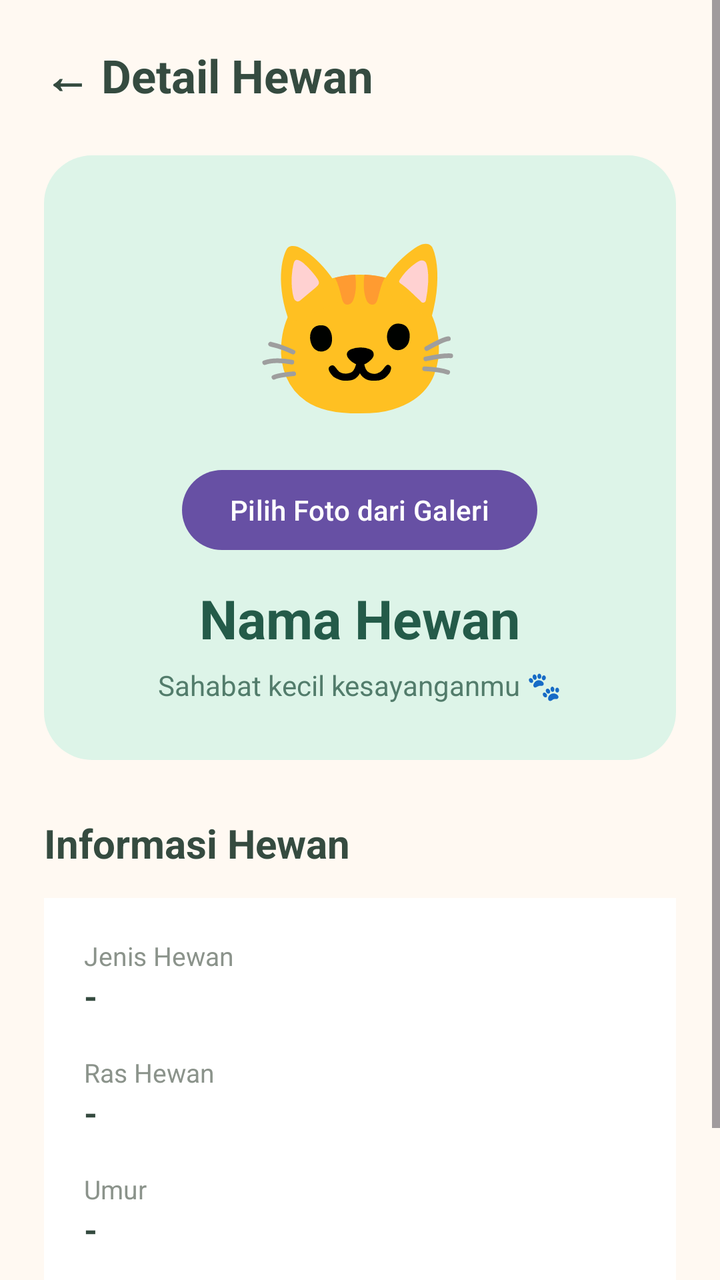
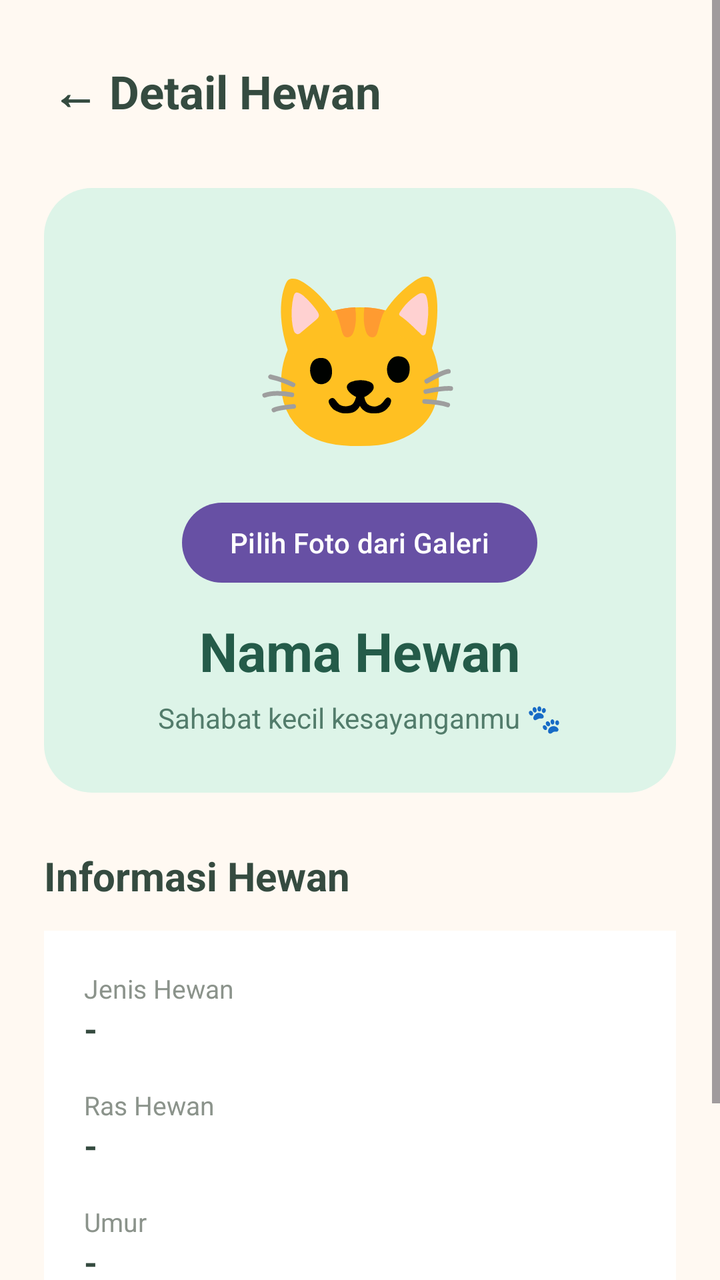

Screens rendered from an Android XML layout before and after an edit, with the pre-edit source and the edit as a unified diff.
<!-- AndroidManifest.xml: application theme Theme.PetCare -->
<!-- res/layout/activity_pet_detail.xml -->
<?xml version="1.0" encoding="utf-8"?>
<ScrollView xmlns:android="http://schemas.android.com/apk/res/android"
    android:layout_width="match_parent"
    android:layout_height="match_parent"
    android:background="#FFF9F2"
    android:fillViewport="true">

    <LinearLayout
        android:layout_width="match_parent"
        android:layout_height="wrap_content"
        android:orientation="vertical"
        android:padding="22dp">

        <TextView
            android:layout_width="wrap_content"
            android:layout_height="wrap_content"
            android:text="← Detail Hewan"
            android:textColor="#354B40"
            android:textSize="23sp"
            android:textStyle="bold"
            android:layout_marginBottom="24dp" />

        <LinearLayout
            android:layout_width="match_parent"
            android:layout_height="wrap_content"
            android:orientation="vertical"
            android:gravity="center"
            android:padding="28dp"
            android:background="@drawable/bg_header_petcare">

            <TextView
                android:id="@+id/tvPetEmoji"
                android:layout_width="wrap_content"
                android:layout_height="wrap_content"
                android:text="🐱"
                android:textSize="85sp" />
            <ImageView
                android:id="@+id/ivPetPhoto"
                android:layout_width="180dp"
                android:layout_height="180dp"
                android:layout_marginTop="16dp"
                android:scaleType="centerCrop"
                android:visibility="gone"
                android:contentDescription="Foto hewan" />

            <Button
                android:id="@+id/btnChoosePhoto"
                android:layout_width="wrap_content"
                android:layout_height="wrap_content"
                android:layout_marginTop="12dp"
                android:text="Pilih Foto dari Galeri"
                android:textAllCaps="false" />

            <TextView
                android:id="@+id/tvDetailName"
                android:layout_width="wrap_content"
                android:layout_height="wrap_content"
                android:text="Nama Hewan"
                android:textColor="#245B49"
                android:textSize="27sp"
                android:textStyle="bold"
                android:layout_marginTop="12dp" />

            <TextView
                android:layout_width="wrap_content"
                android:layout_height="wrap_content"
                android:text="Sahabat kecil kesayanganmu 🐾"
                android:textColor="#527C6B"
                android:textSize="14sp"
                android:layout_marginTop="6dp" />

        </LinearLayout>

        <TextView
            android:layout_width="wrap_content"
            android:layout_height="wrap_content"
            android:text="Informasi Hewan"
            android:textColor="#354B40"
            android:textSize="20sp"
            android:textStyle="bold"
            android:layout_marginTop="28dp"
            android:layout_marginBottom="14dp" />

        <LinearLayout
            android:layout_width="match_parent"
            android:layout_height="wrap_content"
            android:orientation="vertical"
            android:padding="20dp"
            android:background="#FFFFFF">

            <TextView
                android:layout_width="wrap_content"
                android:layout_height="wrap_content"
                android:text="Jenis Hewan"
                android:textColor="#8B938B"
                android:textSize="13sp" />

            <TextView
                android:id="@+id/tvDetailType"
                android:layout_width="match_parent"
                android:layout_height="wrap_content"
                android:text="-"
                android:textColor="#354B40"
                android:textSize="17sp"
                android:textStyle="bold"
                android:layout_marginBottom="18dp" />

            <TextView
                android:layout_width="wrap_content"
                android:layout_height="wrap_content"
                android:text="Ras Hewan"
                android:textColor="#8B938B"
                android:textSize="13sp" />

            <TextView
                android:id="@+id/tvDetailBreed"
                android:layout_width="match_parent"
                android:layout_height="wrap_content"
                android:text="-"
                android:textColor="#354B40"
                android:textSize="17sp"
                android:textStyle="bold"
                android:layout_marginBottom="18dp" />

            <TextView
                android:layout_width="wrap_content"
                android:layout_height="wrap_content"
                android:text="Umur"
                android:textColor="#8B938B"
                android:textSize="13sp" />

            <TextView
                android:id="@+id/tvDetailAge"
                android:layout_width="match_parent"
                android:layout_height="wrap_content"
                android:text="-"
                android:textColor="#354B40"
                android:textSize="17sp"
                android:textStyle="bold"
                android:layout_marginBottom="18dp" />

            <TextView
                android:layout_width="wrap_content"
                android:layout_height="wrap_content"
                android:text="Berat Badan"
                android:textColor="#8B938B"
                android:textSize="13sp" />

            <TextView
                android:id="@+id/tvDetailWeight"
                android:layout_width="match_parent"
                android:layout_height="wrap_content"
                android:text="-"
                android:textColor="#354B40"
                android:textSize="17sp"
                android:textStyle="bold" />

        </LinearLayout>

    </LinearLayout>
</ScrollView>
<!-- resources referenced by this layout -->
<resources>
  <!-- drawable bg_header_petcare (drawable) -->
  <?xml version="1.0" encoding="utf-8"?>
  <shape xmlns:android="http://schemas.android.com/apk/res/android"
      android:shape="rectangle">
  
      <solid android:color="#DDF4E8" />
  
      <corners android:radius="24dp" />
  
  </shape>
  <style name="Theme.PetCare" parent="Base.Theme.PetCare" />
  <style name="Base.Theme.PetCare" parent="Theme.Material3.DayNight.NoActionBar">
          
          
      </style>
</resources>

<!-- the commit's change to res/layout/activity_pet_detail.xml (unified diff, before → after) -->
@@ -12,9 +12,14 @@
         android:padding="22dp">
 
         <TextView
-            android:layout_width="wrap_content"
-            android:layout_height="wrap_content"
+            android:id="@+id/tvBackDetail"
+            android:layout_width="match_parent"
+            android:layout_height="48dp"
             android:text="← Detail Hewan"
+            android:gravity="center_vertical"
+            android:paddingStart="4dp"
+            android:clickable="true"
+            android:focusable="true"
             android:textColor="#354B40"
             android:textSize="23sp"
             android:textStyle="bold"
